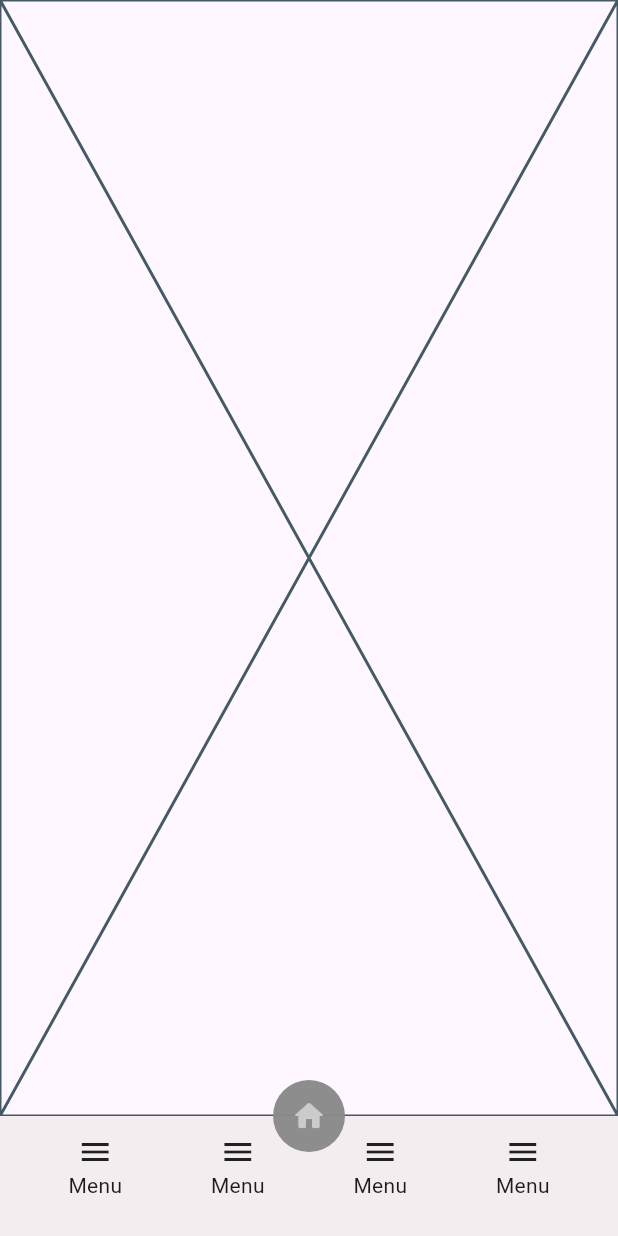
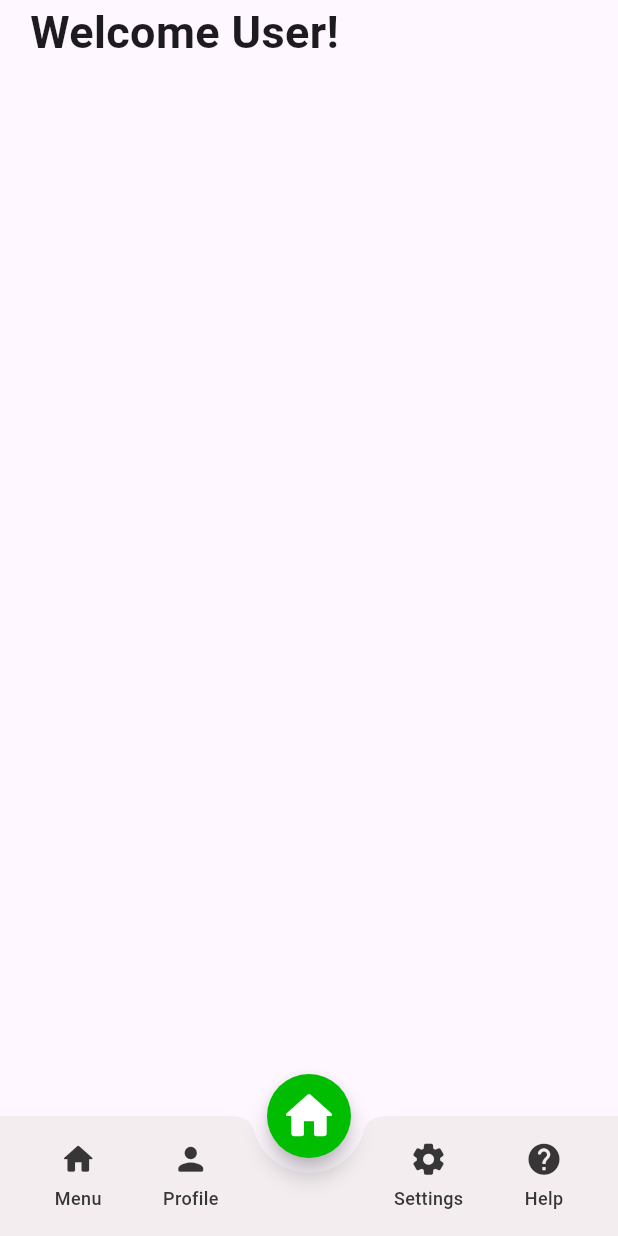
Before and after one commit to Mani1820/Green-Route, a Flutter app: the TabScreen screen opened directly, on a phone screen of 412 x 824 dp. Run offline on Flutter 3.47's test engine with Material 3 defaults, Android fonts, the phone set to English and light mode, and no system bars; our stand-ins replace firebase_auth, firebase_core; accounts and stored records are empty; Roboto replaces fonts that are missing (popins).

Commit message:
Implement login and signup navigation to TabScreen; refactor HomeScreen and TabScreen with new layout and button widget

```diff
--- /dev/null
+++ b/green_route/lib/Common_Widget/tab_button.dart
@@ -0,0 +1,50 @@
+import 'package:flutter/material.dart';
+import 'package:green_route/Common/color_extension.dart';
+
+class TabScreenButton extends StatelessWidget {
+  const TabScreenButton({
+    super.key,
+    required this.title,
+    required this.onTap,
+    required this.selectedPage,
+    required this.icon,
+  });
+  final bool selectedPage;
+  final String title;
+  final IconData icon;
+  final VoidCallback onTap;
+  @override
+  Widget build(BuildContext context) {
+    return InkWell(
+      onTap: onTap,
+      focusColor: Colors.transparent,
+      hoverColor: Colors.transparent,
+      child: Column(
+        mainAxisSize: MainAxisSize.min,
+        children: [
+          Icon(
+            icon,
+            color: selectedPage
+                ? ColorExtension.primaryColor
+                : const Color.fromARGB(255, 55, 54, 54),
+            size: 25,
+          ),
+          SizedBox(
+            height: 5,
+          ),
+          Text(
+            title,
+            style: TextStyle(
+              color: selectedPage
+                  ? ColorExtension.primaryColor
+                  : const Color.fromARGB(255, 55, 54, 54),
+              fontSize: 12,
+              fontWeight: FontWeight.w500,
+              fontFamily: 'popins',
+            ),
+          ),
+        ],
+      ),
+    );
+  }
+}
--- a/green_route/lib/Screen/Onboarding/Login/login_screen.dart
+++ b/green_route/lib/Screen/Onboarding/Login/login_screen.dart
@@ -4,6 +4,7 @@ import 'package:green_route/Common/color_extension.dart';
 import 'package:green_route/Common_Widget/rounded_button.dart';
 import 'package:green_route/Common_Widget/rounded_text_field.dart';
 import 'package:green_route/Screen/Onboarding/Signup/signup_screen.dart';
+import 'package:green_route/Screen/home/tab_screen.dart';
 
 class LoginScreen extends StatefulWidget {
   const LoginScreen({super.key});
@@ -181,6 +182,12 @@ class _LoginScreenState extends State<LoginScreen> {
                         onPressed: () {
                           if (formKey.currentState!.validate()) {
                             _loginWithEmailAndPassword();
+                            Navigator.pushAndRemoveUntil(
+                                context,
+                                MaterialPageRoute(
+                                  builder: (context) => const TabScreen(),
+                                ),
+                                (route) => false);
                           }
                         },
                       ),
--- a/green_route/lib/Screen/Onboarding/Signup/signup_screen.dart
+++ b/green_route/lib/Screen/Onboarding/Signup/signup_screen.dart
@@ -1,9 +1,9 @@
-import 'package:cloud_firestore/cloud_firestore.dart';
 import 'package:firebase_auth/firebase_auth.dart';
 import 'package:flutter/material.dart';
 import 'package:green_route/Common/color_extension.dart';
 import 'package:green_route/Common_Widget/rounded_text_field.dart';
 import 'package:green_route/Screen/Onboarding/Login/login_screen.dart';
+import 'package:green_route/Screen/home/tab_screen.dart';
 
 import '../../../Common_Widget/rounded_button.dart';
 
@@ -58,43 +58,6 @@ class _SignupScreenState extends State<SignupScreen> {
       return 'Passwords do not match';
     }
     return null;
-  }
-
-  Future<void> _addUser(Map<String, String> map) async {
-    try {
-      User? user = FirebaseAuth.instance.currentUser;
-      if (user != null) {
-        DocumentReference docRef =
-            FirebaseFirestore.instance.collection('buyer').doc(user.uid);
-        await docRef.set(map);
-        print('User added to Firestore with ID: ${user.uid}');
-      } else {
-        String message;
-        if (FirebaseAuth.instance.currentUser == null) {
-          message = 'User not logged in';
-        } else {
-          message = 'An unknown error occurred';
-        }
-        ScaffoldMessenger.of(context).showSnackBar(
-          SnackBar(
-            content: Text(
-              message,
-            ),
-          ),
-        );
-      }
-      return;
-    } catch (e) {
-      if (mounted) {
-        ScaffoldMessenger.of(context).showSnackBar(
-          SnackBar(
-            content: Text(
-              e.toString(),
-            ),
-          ),
-        );
-      }
-    }
   }
 
   Future<void> _signupWithEmailAndPassword() async {
@@ -227,14 +190,15 @@ class _SignupScreenState extends State<SignupScreen> {
                             title: 'Sign up',
                             type: ButtonType.primary,
                             onPressed: () async {
-                              await _addUser({
-                                'name': _nameController.text.trim(),
-                                'email': _emailController.text.trim(),
-                                'uid': FirebaseAuth.instance.currentUser?.uid ??
-                                    '',
-                              });
                               if (_formKey.currentState!.validate()) {
                                 await _signupWithEmailAndPassword();
+                                Navigator.pushAndRemoveUntil(
+                                  context,
+                                  MaterialPageRoute(
+                                    builder: (context) => const TabScreen(),
+                                  ),
+                                  (route) => false,
+                                );
                               }
                             },
                           ),
--- a/green_route/lib/Screen/home/home_screen.dart
+++ b/green_route/lib/Screen/home/home_screen.dart
@@ -1,10 +1,37 @@
 import 'package:flutter/material.dart';
 
-class HomeScreen extends StatelessWidget {
+class HomeScreen extends StatefulWidget {
   const HomeScreen({super.key});
 
   @override
+  State<HomeScreen> createState() => _HomeScreenState();
+}
+
+class _HomeScreenState extends State<HomeScreen> {
+  @override
   Widget build(BuildContext context) {
-    return const Placeholder();
+    return const Scaffold(
+      body: SingleChildScrollView(
+        child: SafeArea(
+          child: Column(
+            children: [
+              Padding(
+                padding: EdgeInsets.symmetric(
+                  horizontal: 20,
+                ),
+                child: Text(
+                  'Welcome User!',
+                  style: TextStyle(
+                    fontSize: 30,
+                    fontWeight: FontWeight.w600,
+                    fontFamily: 'popins',
+                  ),
+                ),
+              ),
+            ],
+          ),
+        ),
+      ),
+    );
   }
 }
--- a/green_route/lib/Screen/home/tab_screen.dart
+++ b/green_route/lib/Screen/home/tab_screen.dart
@@ -1,5 +1,6 @@
 import 'package:flutter/material.dart';
 import 'package:green_route/Common/color_extension.dart';
+import 'package:green_route/Common_Widget/tab_button.dart';
 import 'package:green_route/Screen/home/home_screen.dart';
 
 class TabScreen extends StatefulWidget {
@@ -14,85 +15,61 @@ class _TabScreenState extends State<TabScreen> {
   Widget bucketChild = HomeScreen();
 
   late Widget bottomRow;
-  int _selectedIndex = 0;
+  int _selectedIndex = 2;
 
   @override
   void initState() {
     super.initState();
+
     bottomRow = Row(
       mainAxisAlignment: MainAxisAlignment.spaceAround,
       children: [
-        Expanded(
-          child: GestureDetector(
+        TabScreenButton(
+          title: 'Menu',
+          icon: Icons.home_rounded,
+          selectedPage: _selectedIndex == 0,
           onTap: () {
             setState(() {
               _selectedIndex = 0;
               bucketChild = HomeScreen();
             });
           },
-            child: Column(
-              children: [
-                Icon(
-                  Icons.menu,
         ),
-                Text('Menu'),
-              ],
-            ),
-          ),
-        ),
-        Expanded(
-          child: GestureDetector(
+        TabScreenButton(
+          title: 'Profile',
+          icon: Icons.person_rounded,
+          selectedPage: _selectedIndex == 1,
           onTap: () {
             setState(() {
               _selectedIndex = 1;
               bucketChild = HomeScreen();
             });
           },
-            child: Column(
-              children: [
-                Icon(
-                  Icons.menu,
         ),
-                Text('Menu'),
-              ],
+        const SizedBox(
+          width: 35,
         ),
-          ),
-        ),
-        Expanded(
-          child: GestureDetector(
+        TabScreenButton(
+          title: 'Settings',
+          icon: Icons.settings_rounded,
+          selectedPage: _selectedIndex == 3,
           onTap: () {
             setState(() {
               _selectedIndex = 3;
               bucketChild = HomeScreen();
             });
           },
-            child: Column(
-              children: [
-                Icon(
-                  Icons.menu,
         ),
-                Text('Menu'),
-              ],
-            ),
-          ),
-        ),
-        Expanded(
-          child: GestureDetector(
+        TabScreenButton(
+          title: 'Help',
+          icon: Icons.help_rounded,
+          selectedPage: _selectedIndex == 4,
           onTap: () {
             setState(() {
               _selectedIndex = 4;
               bucketChild = HomeScreen();
             });
           },
-            child: Column(
-              children: [
-                Icon(
-                  Icons.menu,
-                ),
-                Text('Menu'),
-              ],
-            ),
-          ),
         ),
       ],
     );
@@ -102,6 +79,8 @@ class _TabScreenState extends State<TabScreen> {
   Widget build(BuildContext context) {
     return Scaffold(
       bottomNavigationBar: BottomAppBar(
+        shape: const CircularNotchedRectangle(),
+        notchMargin: 10,
         surfaceTintColor: const Color.fromARGB(255, 245, 239, 164),
         child: Container(
           decoration: BoxDecoration(),
@@ -112,26 +91,22 @@ class _TabScreenState extends State<TabScreen> {
         bucket: bucket,
         child: bucketChild,
       ),
-      floatingActionButton: Container(
-        decoration: BoxDecoration(
-          shape: BoxShape.circle,
-          color: _selectedIndex == 2
-              ? Colors.white
-              : const Color.fromARGB(246, 137, 137, 137),
-        ),
-        child: IconButton(
-          icon: Icon(
-            Icons.home_rounded,
-            color: _selectedIndex == 2
+      floatingActionButton: FloatingActionButton(
+        materialTapTargetSize: MaterialTapTargetSize.padded,
+        backgroundColor: _selectedIndex == 2
             ? ColorExtension.primaryColor
-                : const Color.fromARGB(246, 205, 205, 205),
-          ),
+            : const Color.fromARGB(255, 211, 211, 207),
+        shape: const CircleBorder(),
         onPressed: () {
           setState(() {
             _selectedIndex = 2;
             bucketChild = HomeScreen();
           });
         },
+        child: Icon(
+          size: 40,
+          Icons.home_rounded,
+          color: Colors.white,
         ),
       ),
       floatingActionButtonLocation: FloatingActionButtonLocation.centerDocked,
--- a/green_route/lib/main.dart
+++ b/green_route/lib/main.dart
@@ -1,5 +1,7 @@
+import 'package:firebase_auth/firebase_auth.dart';
 import 'package:firebase_core/firebase_core.dart';
 import 'package:flutter/material.dart';
+import 'package:green_route/Screen/home/tab_screen.dart';
 import 'package:green_route/Screen/starting_screen.dart';
 import 'package:green_route/core/service/firebase_options.dart';
 
@@ -16,8 +18,18 @@ class MyApp extends StatelessWidget {
   Widget build(BuildContext context) {
     return MaterialApp(
       debugShowCheckedModeBanner: false,
-      home: const StartingScreen(),
-
+      home: StreamBuilder(
+        stream: FirebaseAuth.instance.userChanges(),
+        builder: (context, snapshot) {
+          if (snapshot.connectionState == ConnectionState.waiting) {
+            return const Center(child: CircularProgressIndicator());
+          } else if (snapshot.hasData) {
+            return const TabScreen();
+          } else {
+            return const StartingScreen();
+          }
+        },
+      ),
     );
   }
 }
```
Lines whose indentation alone changed are shown as unchanged.
